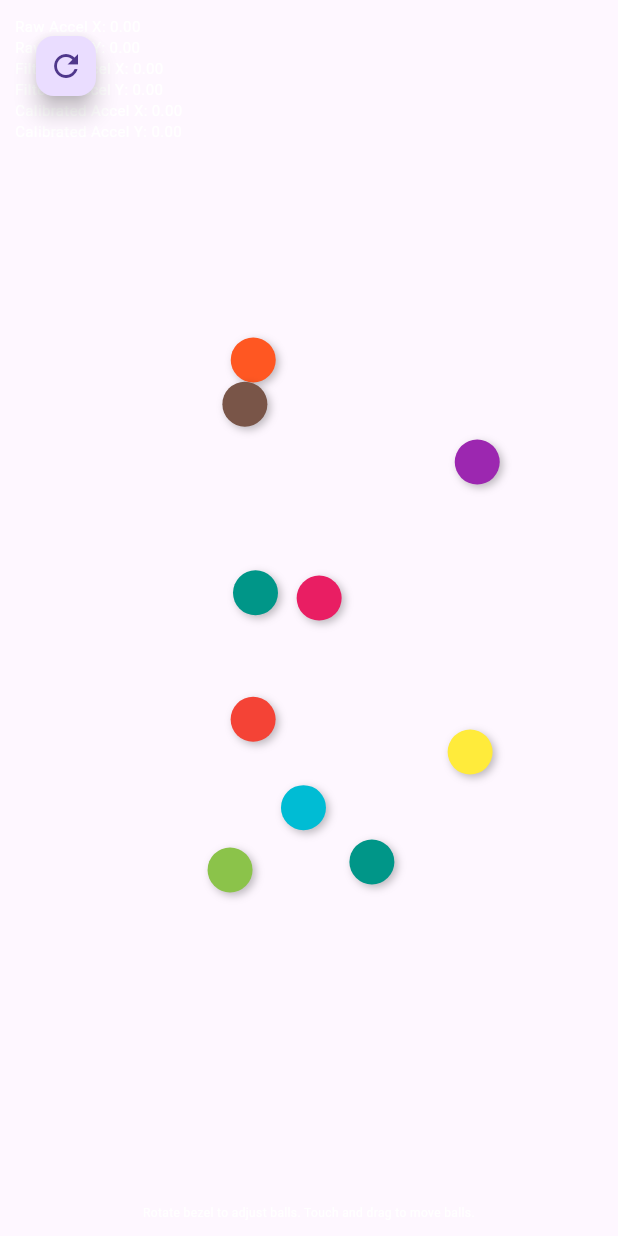
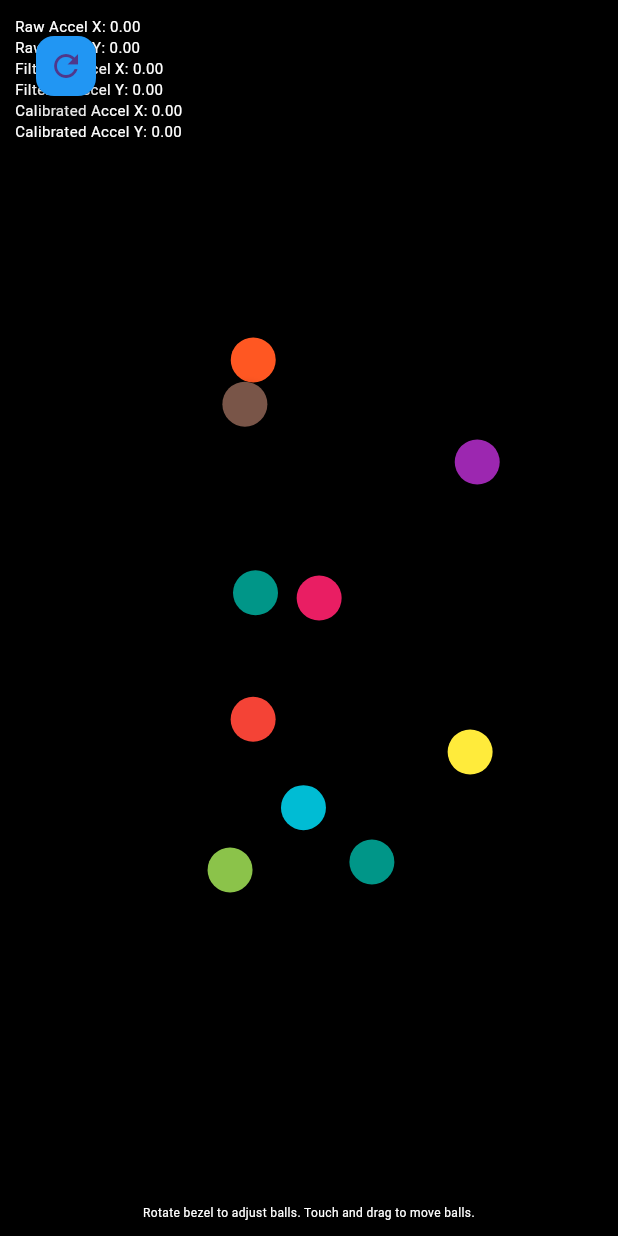
Before and after one commit to JozefK78/my_galaxy_watch_study2_new, a Flutter app: the screen it shows after launch, after a tap on the "refresh" icon, on a phone screen of 412 x 824 dp. Run offline on Flutter 3.47's test engine with Material 3 defaults, Android fonts, the phone set to English and light mode, and no system bars; our stand-ins replace sensors_plus, wakelock_plus.

Commit message:
small fixes

```diff
--- a/lib/ball_simulator.dart
+++ b/lib/ball_simulator.dart
@@ -8,8 +8,8 @@ import 'package:wakelock_plus/wakelock_plus.dart';
 import 'ball_physics.dart'; // Import the BallPhysics class
 import 'dart:developer' as developer;
 import 'bezel_channel.dart'; // Import the BezelChannel class
-//import 'package:vibration/vibration.dart'; // Import for haptic feedback
-import 'package:flutter/services.dart';
+// Removed haptic feedback imports
+// import 'package:flutter/services.dart'; // No longer needed
 
 class BallSimulator extends StatefulWidget {
   @override
@@ -235,7 +235,7 @@ class _BallSimulatorState extends State<BallSimulator>
           }
 
           // Optional: Trigger haptic feedback on collision
-          _triggerHapticFeedback();
+          // _triggerHapticFeedback(); // Removed haptic feedback call
         }
       }
     }
@@ -489,6 +489,7 @@ class _BallSimulatorState extends State<BallSimulator>
     _screenHeight = MediaQuery.of(context).size.height;
 
     return Scaffold(
+      backgroundColor: Colors.black, // Set background to black
       body: GestureDetector(
         onPanStart: _handlePanStart,
         onPanUpdate: _handlePanUpdate,
@@ -567,6 +568,7 @@ class _BallSimulatorState extends State<BallSimulator>
               top: 20,
               left: 20,
               child: FloatingActionButton(
+                backgroundColor: Colors.blue, // Ensure visibility against black
                 onPressed: () {
                   setState(() {
                     _isCalibrated = false;
```
